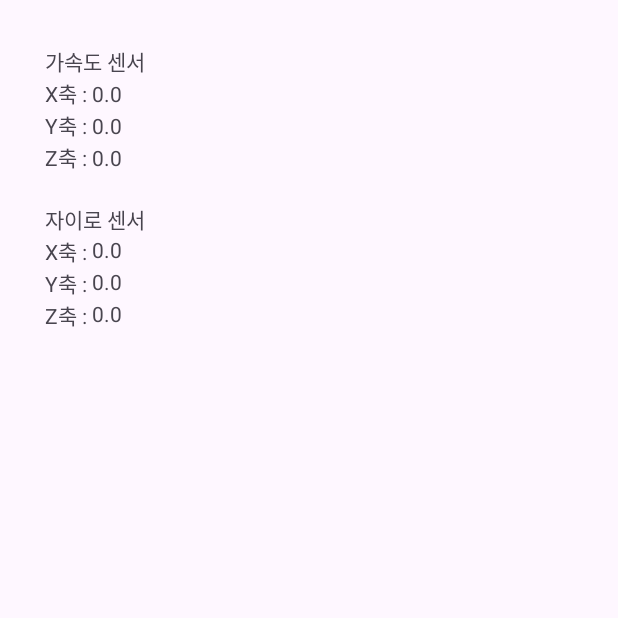
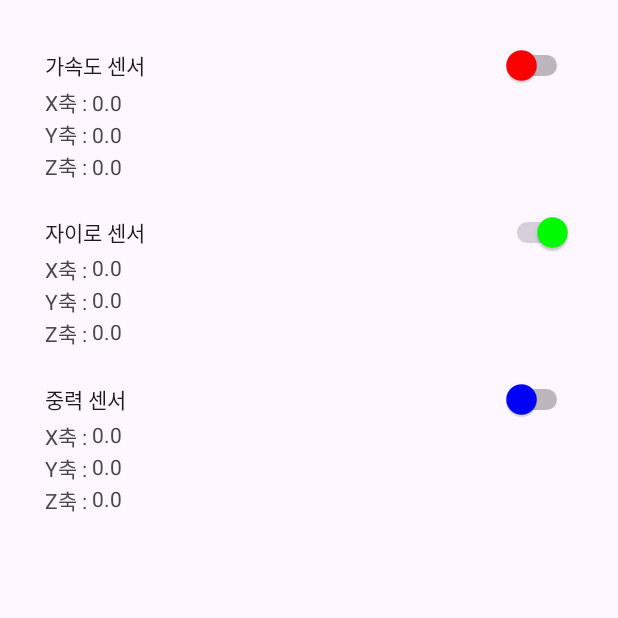
Before and after one commit to RCO8/AndroidSensor, an Android app: the screen it shows after launch (MainActivity), on a phone screen of 412 x 824 dp, the top half of it. Run offline under Robolectric (Android 15) with nearby library versions, the phone set to English and light mode, and no system bars.

Commit message:
가속도, 자이로, 중력센서 값을 받아오는 앱 구현

```diff
--- a/app/src/main/java/kr/co/leelab/sensortest/MainActivity.kt
+++ b/app/src/main/java/kr/co/leelab/sensortest/MainActivity.kt
@@ -8,56 +8,142 @@ import android.hardware.SensorEventListener
 import androidx.appcompat.app.AppCompatActivity
 import android.os.Bundle
 import android.util.Log
+import android.widget.CompoundButton
+import android.widget.Switch
 import android.widget.TextView
 
 class MainActivity : AppCompatActivity(), SensorEventListener {
 
+    //가속도 센서
+    lateinit var accelerSwitch : Switch //활성 여부
+    //각 센서가 움직임을 감지받는 축
     lateinit var sensorX : TextView
     lateinit var sensorY : TextView
     lateinit var sensorZ : TextView
-    var sensorText = arrayOfNulls<String>(3)
+
+    //자이로 센서
+    lateinit var gyroscopeSwitch : Switch
+    lateinit var gyroscopeX : TextView
+    lateinit var gyroscopeY : TextView
+    lateinit var gyroscopeZ : TextView
+
+    //마그네톰 센서
+    lateinit var magnetomSwitch : Switch
+    lateinit var magnetomX : TextView
+    lateinit var magnetomY : TextView
+    lateinit var magnetomZ : TextView
+
     override fun onCreate(savedInstanceState: Bundle?) {
         super.onCreate(savedInstanceState)
         setContentView(R.layout.activity_main)
 
+        //가속도 센서
+        accelerSwitch = findViewById(R.id.accelerSwitch)
         sensorX = findViewById(R.id.sensorX)
         sensorY = findViewById(R.id.sensorY)
         sensorZ = findViewById(R.id.sensorZ)
+
+        //자이로 센서
+        gyroscopeSwitch = findViewById(R.id.gyroscopeSwitch)
+        gyroscopeX = findViewById(R.id.gyroscopeX)
+        gyroscopeY = findViewById(R.id.gyroscopeY)
+        gyroscopeZ = findViewById(R.id.gyroscopeZ)
+
+        //중력 센서
+        magnetomSwitch = findViewById(R.id.magnetomSwitch)
+        magnetomX = findViewById(R.id.magnetomX)
+        magnetomY = findViewById(R.id.magnetomY)
+        magnetomZ = findViewById(R.id.magnetomZ)
+
+        //라디오 버튼 식으로 하나만 활성화되게 하기 (다꺼도 상관 없음)
+        accelerSwitch.setOnCheckedChangeListener { p0, isChecked ->
+            if(isChecked) {
+                gyroscopeSwitch.isChecked = false
+                magnetomSwitch.isChecked = false
+            }
+        }
+        gyroscopeSwitch.setOnCheckedChangeListener { p0, isChecked ->
+            if(isChecked) {
+                accelerSwitch.isChecked = false
+                magnetomSwitch.isChecked = false
+            }
+        }
+        magnetomSwitch.setOnCheckedChangeListener { p0, isChecked ->
+            if(isChecked) {
+                accelerSwitch.isChecked = false
+                gyroscopeSwitch.isChecked = false
+            }
+        }
     }
 
+    //각 센서 매니저 생성
     private val acceletorSensor by lazy {
         getSystemService(Context.SENSOR_SERVICE) as SensorManager
     }
+    private val gyroscopeSensor by lazy {
+        getSystemService(Context.SENSOR_SERVICE) as SensorManager
+    }
+    private val magnetomSensor by lazy {
+        getSystemService(Context.SENSOR_SERVICE) as SensorManager
+    }
 
-    override fun onResume(){
+    override fun onResume(){    //센서 등록 메서드
         super.onResume()
 
-        acceletorSensor.registerListener(this,
-            acceletorSensor.getDefaultSensor(Sensor.TYPE_ACCELEROMETER),
-        SensorManager.SENSOR_DELAY_NORMAL)
+        if(accelerSwitch.isChecked) {   // 가속도 센서 선언
+            acceletorSensor.registerListener(
+                this,
+                acceletorSensor.getDefaultSensor(Sensor.TYPE_ACCELEROMETER),
+                SensorManager.SENSOR_DELAY_NORMAL
+            )
+        }
+        else if(gyroscopeSwitch.isChecked) {    //자이로 센서 선언
+            gyroscopeSensor.registerListener(
+                this,
+                gyroscopeSensor.getDefaultSensor(Sensor.TYPE_GYROSCOPE),
+                SensorManager.SENSOR_DELAY_NORMAL
+            )
+        }
+        else if(magnetomSwitch.isChecked) {     //중력 센서 선언
+            magnetomSensor.registerListener(
+                this,
+                magnetomSensor.getDefaultSensor(Sensor.TYPE_GRAVITY),
+                SensorManager.SENSOR_DELAY_NORMAL
+            )
+        }
     }
 
     override fun onAccuracyChanged(sensor: Sensor?, accuracy: Int) {    // 센서 정밀도 변경시
-
+    //이 메서드는 onSensorChanged를 사용하기 위해 필요한 함수이다 그리고 메인 클래스에서 SensorEventListener를 상속받아야 한다 (interface 상속)
     }
-
     override fun onSensorChanged(event: SensorEvent?) {               // 센서 값 변경시
 
         event?.let {
-            sensorX.text = event!!.values[0].toString()
-            sensorY.text = event.values[1].toString()
-            sensorZ.text = event.values[2].toString()
+            if(accelerSwitch.isChecked) {   //가속도 센서 받아오는 값
+                sensorX.text = event!!.values[0].toString()
+                sensorY.text = event.values[1].toString()
+                sensorZ.text = event.values[2].toString()
+            }
+            else if(gyroscopeSwitch.isChecked) {    //자이로 센서 받아오는 값
+                gyroscopeX.text = event.values[0].toString()
+                gyroscopeY.text = event.values[1].toString()
+                gyroscopeZ.text = event.values[2].toString()
+            }
+            else if(magnetomSwitch.isChecked) {     //중력 센서 받아오는 값
+                magnetomX.text = event.values[0].toString()
+                magnetomY.text = event.values[1].toString()
+                magnetomZ.text = event.values[2].toString()
+            }
             //Log.d("MainActivity", " x:${event.values[0]}, y:${event.values[1]}, z:${event.values[2]} ")
-
             // [0] x축값, [1] y축값, [2] z축값
         }
     }
-
 
     // ⑤ 리스너 해제
     override fun onPause() {
         super.onPause()
         acceletorSensor.unregisterListener(this)
-
+        gyroscopeSensor.unregisterListener(this)
+        magnetomSensor.unregisterListener(this)
     }
 }
--- a/app/src/main/res/layout/activity_main.xml
+++ b/app/src/main/res/layout/activity_main.xml
@@ -8,11 +8,14 @@
     android:padding="30dp"
     tools:context=".MainActivity">
 
-    <TextView
-        android:id="@+id/sensorState"
+    <Switch
+        android:id="@+id/accelerSwitch"
         android:layout_width="match_parent"
         android:layout_height="wrap_content"
-        android:text="가속도 센서" />
+        android:text="가속도 센서"
+        android:checked="false"
+        android:thumbTint="#ff0000"/>
+
     <LinearLayout
         android:layout_width="wrap_content"
         android:layout_height="wrap_content"
@@ -60,10 +63,13 @@
         android:layout_width="match_parent"
         android:layout_height="20dp"/>
 
-    <TextView
+    <Switch
+        android:id="@+id/gyroscopeSwitch"
         android:layout_width="match_parent"
         android:layout_height="wrap_content"
-        android:text="자이로 센서"/>
+        android:text="자이로 센서"
+        android:checked="true"
+        android:thumbTint="#00ff00"/>
     <LinearLayout
         android:layout_width="match_parent"
         android:layout_height="wrap_content"
@@ -107,4 +113,58 @@
             android:text="0.0"/>
     </LinearLayout>
 
+    <View
+        android:layout_width="match_parent"
+        android:layout_height="20dp"/>
+
+    <Switch
+        android:id="@+id/magnetomSwitch"
+        android:layout_width="match_parent"
+        android:layout_height="wrap_content"
+        android:text="중력 센서"
+        android:checked="false"
+        android:thumbTint="#0000ff"/>
+    <LinearLayout
+        android:layout_width="match_parent"
+        android:layout_height="wrap_content"
+        android:orientation="horizontal">
+        <TextView
+            android:layout_width="wrap_content"
+            android:layout_height="match_parent"
+            android:text="X축 : "/>
+        <TextView
+            android:layout_width="wrap_content"
+            android:layout_height="match_parent"
+            android:id="@+id/magnetomX"
+            android:text="0.0"/>
+    </LinearLayout>
+    <LinearLayout
+        android:layout_width="match_parent"
+        android:layout_height="wrap_content"
+        android:orientation="horizontal">
+        <TextView
+            android:layout_width="wrap_content"
+            android:layout_height="match_parent"
+            android:text="Y축 : "/>
+        <TextView
+            android:layout_width="wrap_content"
+            android:layout_height="match_parent"
+            android:id="@+id/magnetomY"
+            android:text="0.0"/>
+    </LinearLayout>
+    <LinearLayout
+        android:layout_width="match_parent"
+        android:layout_height="wrap_content"
+        android:orientation="horizontal">
+        <TextView
+            android:layout_width="wrap_content"
+            android:layout_height="match_parent"
+            android:text="Z축 : "/>
+        <TextView
+            android:layout_width="wrap_content"
+            android:layout_height="match_parent"
+            android:id="@+id/magnetomZ"
+            android:text="0.0"/>
+    </LinearLayout>
+
 </LinearLayout>
```
